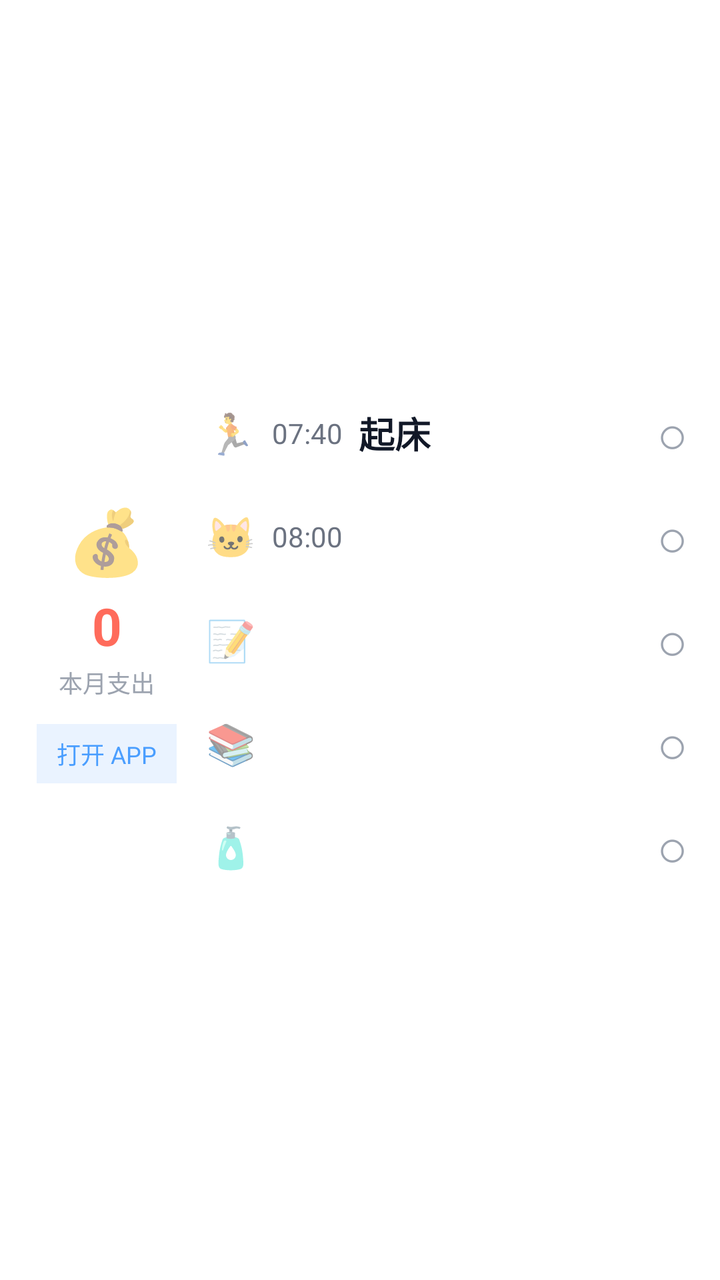
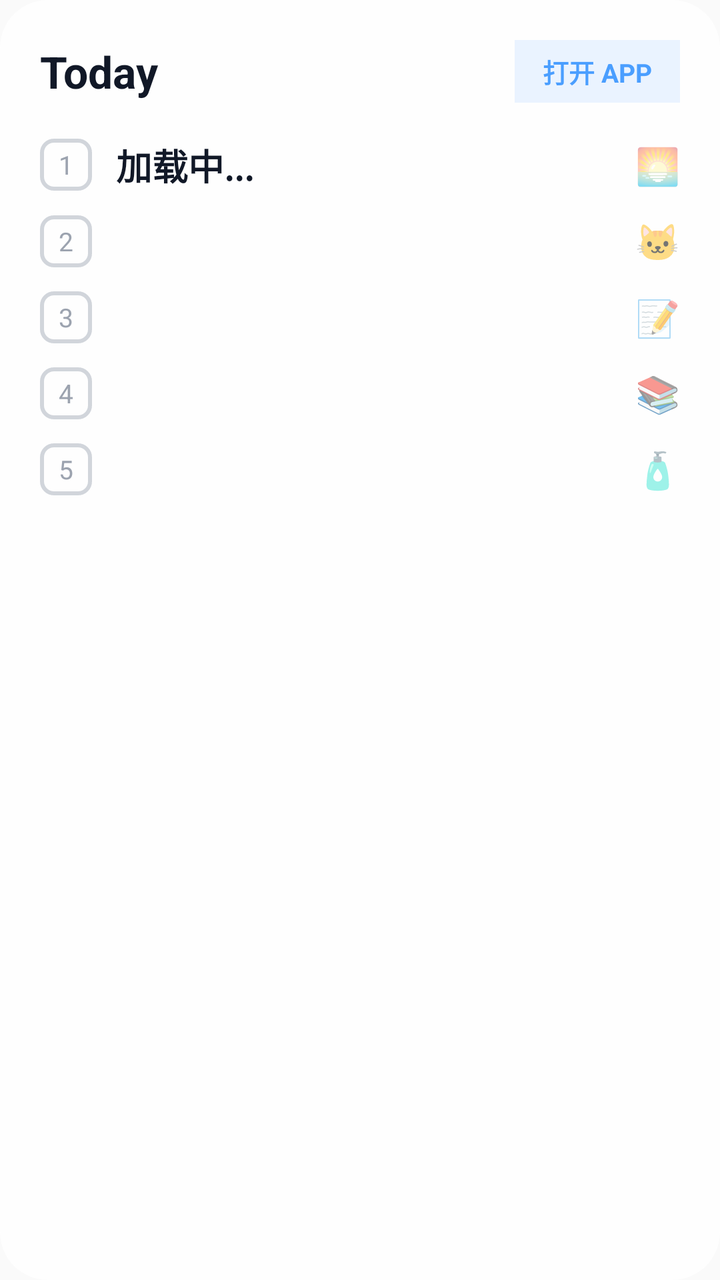

Compare the two renders of this Android layout. The source of the first and the diff that turns it into the second are given below.
<!-- AndroidManifest.xml: application theme Theme.AppCompat.Light.NoActionBar -->
<!-- res/layout/widget_health_card.xml -->
<?xml version="1.0" encoding="utf-8"?>
<LinearLayout xmlns:android="http://schemas.android.com/apk/res/android"
    android:layout_width="match_parent"
    android:layout_height="match_parent"
    android:background="#FFFFFF"
    android:padding="16dp"
    android:orientation="horizontal">

    
    <LinearLayout
        android:layout_width="75dp"
        android:layout_height="match_parent"
        android:orientation="vertical"
        android:gravity="center">
        
        <TextView
            android:layout_width="wrap_content"
            android:layout_height="wrap_content"
            android:text="💰"
            android:textSize="32dp" />
            
        <TextView
            android:id="@+id/widget_expense"
            android:layout_width="wrap_content"
            android:layout_height="wrap_content"
            android:layout_marginTop="4dp"
            android:text="0"
            android:textColor="#FF6B5B"
            android:textSize="26dp"
            android:textStyle="bold" />

        <TextView
            android:layout_width="wrap_content"
            android:layout_height="wrap_content"
            android:layout_marginTop="2dp"
            android:text="本月支出"
            android:textColor="#9CA3AF"
            android:textSize="12dp" />

        <TextView
            android:id="@+id/widget_btn_open_app"
            android:layout_width="wrap_content"
            android:layout_height="wrap_content"
            android:layout_marginTop="12dp"
            android:text="打开 APP"
            android:background="#EAF3FF"
            android:paddingLeft="10dp"
            android:paddingRight="10dp"
            android:paddingTop="6dp"
            android:paddingBottom="6dp"
            android:textColor="#4A9EFF"
            android:textSize="12dp" />
    </LinearLayout>

    
    <LinearLayout
        android:layout_width="0dp"
        android:layout_weight="1"
        android:layout_height="match_parent"
        android:layout_marginLeft="12dp"
        android:orientation="vertical"
        android:gravity="center_vertical">

        
        <LinearLayout android:id="@+id/widget_item_1_layout" android:layout_width="match_parent" android:layout_height="wrap_content" android:orientation="horizontal" android:gravity="center_vertical" android:paddingTop="8dp" android:paddingBottom="8dp">
            <TextView android:id="@+id/widget_item_1_icon" android:layout_width="wrap_content" android:layout_height="wrap_content" android:text="🏃" android:textSize="20dp" android:layout_marginRight="8dp" />
            <TextView android:id="@+id/widget_item_1_time" android:layout_width="wrap_content" android:layout_height="wrap_content" android:text="07:40" android:textColor="#6B7280" android:textSize="14dp" android:layout_marginRight="8dp" />
            <TextView android:id="@+id/widget_item_1_text" android:layout_width="0dp" android:layout_weight="1" android:layout_height="wrap_content" android:text="起床" android:textColor="#111827" android:textSize="18dp" android:textStyle="bold" android:maxLines="1" android:ellipsize="end" />
            
            <TextView android:id="@+id/widget_item_1_check" android:layout_width="wrap_content" android:layout_height="wrap_content" android:text="○" android:textColor="#9CA3AF" android:textSize="26dp" />
        </LinearLayout>

        
        <LinearLayout android:id="@+id/widget_item_2_layout" android:layout_width="match_parent" android:layout_height="wrap_content" android:orientation="horizontal" android:gravity="center_vertical" android:paddingTop="8dp" android:paddingBottom="8dp">
            <TextView android:id="@+id/widget_item_2_icon" android:layout_width="wrap_content" android:layout_height="wrap_content" android:text="🐱" android:textSize="20dp" android:layout_marginRight="8dp" />
            <TextView android:id="@+id/widget_item_2_time" android:layout_width="wrap_content" android:layout_height="wrap_content" android:text="08:00" android:textColor="#6B7280" android:textSize="14dp" android:layout_marginRight="8dp" />
            <TextView android:id="@+id/widget_item_2_text" android:layout_width="0dp" android:layout_weight="1" android:layout_height="wrap_content" android:text="" android:textColor="#111827" android:textSize="18dp" android:textStyle="bold" android:maxLines="1" android:ellipsize="end" />
            <TextView android:id="@+id/widget_item_2_check" android:layout_width="wrap_content" android:layout_height="wrap_content" android:text="○" android:textColor="#9CA3AF" android:textSize="26dp" />
        </LinearLayout>

        
        <LinearLayout android:id="@+id/widget_item_3_layout" android:layout_width="match_parent" android:layout_height="wrap_content" android:orientation="horizontal" android:gravity="center_vertical" android:paddingTop="8dp" android:paddingBottom="8dp">
            <TextView android:id="@+id/widget_item_3_icon" android:layout_width="wrap_content" android:layout_height="wrap_content" android:text="📝" android:textSize="20dp" android:layout_marginRight="8dp" />
            <TextView android:id="@+id/widget_item_3_time" android:layout_width="wrap_content" android:layout_height="wrap_content" android:text="" android:textColor="#6B7280" android:textSize="14dp" android:layout_marginRight="8dp" />
            <TextView android:id="@+id/widget_item_3_text" android:layout_width="0dp" android:layout_weight="1" android:layout_height="wrap_content" android:text="" android:textColor="#111827" android:textSize="18dp" android:textStyle="bold" android:maxLines="1" android:ellipsize="end" />
            <TextView android:id="@+id/widget_item_3_check" android:layout_width="wrap_content" android:layout_height="wrap_content" android:text="○" android:textColor="#9CA3AF" android:textSize="26dp" />
        </LinearLayout>

        
        <LinearLayout android:id="@+id/widget_item_4_layout" android:layout_width="match_parent" android:layout_height="wrap_content" android:orientation="horizontal" android:gravity="center_vertical" android:paddingTop="8dp" android:paddingBottom="8dp">
            <TextView android:id="@+id/widget_item_4_icon" android:layout_width="wrap_content" android:layout_height="wrap_content" android:text="📚" android:textSize="20dp" android:layout_marginRight="8dp" />
            <TextView android:id="@+id/widget_item_4_time" android:layout_width="wrap_content" android:layout_height="wrap_content" android:text="" android:textColor="#6B7280" android:textSize="14dp" android:layout_marginRight="8dp" />
            <TextView android:id="@+id/widget_item_4_text" android:layout_width="0dp" android:layout_weight="1" android:layout_height="wrap_content" android:text="" android:textColor="#111827" android:textSize="18dp" android:textStyle="bold" android:maxLines="1" android:ellipsize="end" />
            <TextView android:id="@+id/widget_item_4_check" android:layout_width="wrap_content" android:layout_height="wrap_content" android:text="○" android:textColor="#9CA3AF" android:textSize="26dp" />
        </LinearLayout>

        
        <LinearLayout android:id="@+id/widget_item_5_layout" android:layout_width="match_parent" android:layout_height="wrap_content" android:orientation="horizontal" android:gravity="center_vertical" android:paddingTop="8dp" android:paddingBottom="8dp">
            <TextView android:id="@+id/widget_item_5_icon" android:layout_width="wrap_content" android:layout_height="wrap_content" android:text="🧴" android:textSize="20dp" android:layout_marginRight="8dp" />
            <TextView android:id="@+id/widget_item_5_time" android:layout_width="wrap_content" android:layout_height="wrap_content" android:text="" android:textColor="#6B7280" android:textSize="14dp" android:layout_marginRight="8dp" />
            <TextView android:id="@+id/widget_item_5_text" android:layout_width="0dp" android:layout_weight="1" android:layout_height="wrap_content" android:text="" android:textColor="#111827" android:textSize="18dp" android:textStyle="bold" android:maxLines="1" android:ellipsize="end" />
            <TextView android:id="@+id/widget_item_5_check" android:layout_width="wrap_content" android:layout_height="wrap_content" android:text="○" android:textColor="#9CA3AF" android:textSize="26dp" />
        </LinearLayout>
    </LinearLayout>
</LinearLayout>
<!-- resources referenced by this layout -->
<resources>

</resources>

<!-- the commit's change to res/layout/widget_health_card.xml (unified diff, before → after) -->
@@ -2,104 +2,75 @@
 <LinearLayout xmlns:android="http://schemas.android.com/apk/res/android"
     android:layout_width="match_parent"
     android:layout_height="match_parent"
-    android:background="#FFFFFF"
-    android:padding="16dp"
-    android:orientation="horizontal">
+    android:background="@drawable/widget_bg_transparent"
+    android:padding="20dp"
+    android:orientation="vertical">
 
     
     <LinearLayout
-        android:layout_width="75dp"
-        android:layout_height="match_parent"
-        android:orientation="vertical"
-        android:gravity="center">
+        android:layout_width="match_parent"
+        android:layout_height="wrap_content"
+        android:orientation="horizontal"
+        android:gravity="center_vertical"
+        android:layout_marginBottom="12dp">
         
         <TextView
-            android:layout_width="wrap_content"
+            android:layout_width="0dp"
+            android:layout_weight="1"
             android:layout_height="wrap_content"
-            android:text="💰"
-            android:textSize="32dp" />
-            
-        <TextView
-            android:id="@+id/widget_expense"
-            android:layout_width="wrap_content"
-            android:layout_height="wrap_content"
-            android:layout_marginTop="4dp"
-            android:text="0"
-            android:textColor="#FF6B5B"
-            android:textSize="26dp"
+            android:text="Today"
+            android:textColor="#111827"
+            android:textSize="22dp"
             android:textStyle="bold" />
 
-        <TextView
-            android:layout_width="wrap_content"
-            android:layout_height="wrap_content"
-            android:layout_marginTop="2dp"
-            android:text="本月支出"
-            android:textColor="#9CA3AF"
-            android:textSize="12dp" />
-
+        
         <TextView
             android:id="@+id/widget_btn_open_app"
             android:layout_width="wrap_content"
             android:layout_height="wrap_content"
-            android:layout_marginTop="12dp"
             android:text="打开 APP"
             android:background="#EAF3FF"
-            android:paddingLeft="10dp"
-            android:paddingRight="10dp"
+            android:paddingLeft="14dp"
+            android:paddingRight="14dp"
             android:paddingTop="6dp"
             android:paddingBottom="6dp"
             android:textColor="#4A9EFF"
-            android:textSize="12dp" />
+            android:textSize="13dp"
+            android:textStyle="bold" />
     </LinearLayout>
 
     
-    <LinearLayout
-        android:layout_width="0dp"
-        android:layout_weight="1"
-        android:layout_height="match_parent"
-        android:layout_marginLeft="12dp"
-        android:orientation="vertical"
-        android:gravity="center_vertical">
+    <LinearLayout android:id="@+id/widget_item_1_layout" android:layout_width="match_parent" android:layout_height="wrap_content" android:orientation="horizontal" android:gravity="center_vertical" android:paddingTop="6dp" android:paddingBottom="6dp">
+        <TextView android:id="@+id/widget_item_1_check" android:layout_width="26dp" android:layout_height="26dp" android:background="@drawable/widget_square_bg" android:text="1" android:textColor="#9CA3AF" android:textSize="13dp" android:gravity="center" android:layout_marginRight="12dp" />
+        <TextView android:id="@+id/widget_item_1_text" android:layout_width="0dp" android:layout_weight="1" android:layout_height="wrap_content" android:text="加载中..." android:textColor="#111827" android:textSize="18dp" android:textStyle="bold" android:maxLines="1" android:ellipsize="end" />
+        <TextView android:id="@+id/widget_item_1_icon" android:layout_width="wrap_content" android:layout_height="wrap_content" android:text="🌅" android:textSize="18dp" android:layout_marginLeft="8dp" />
+    </LinearLayout>
 
-        
-        <LinearLayout android:id="@+id/widget_item_1_layout" android:layout_width="match_parent" android:layout_height="wrap_content" android:orientation="horizontal" android:gravity="center_vertical" android:paddingTop="8dp" android:paddingBottom="8dp">
-            <TextView android:id="@+id/widget_item_1_icon" android:layout_width="wrap_content" android:layout_height="wrap_content" android:text="🏃" android:textSize="20dp" android:layout_marginRight="8dp" />
-            <TextView android:id="@+id/widget_item_1_time" android:layout_width="wrap_content" android:layout_height="wrap_content" android:text="07:40" android:textColor="#6B7280" android:textSize="14dp" android:layout_marginRight="8dp" />
-            <TextView android:id="@+id/widget_item_1_text" android:layout_width="0dp" android:layout_weight="1" android:layout_height="wrap_content" android:text="起床" android:textColor="#111827" android:textSize="18dp" android:textStyle="bold" android:maxLines="1" android:ellipsize="end" />
-            
-            <TextView android:id="@+id/widget_item_1_check" android:layout_width="wrap_content" android:layout_height="wrap_content" android:text="○" android:textColor="#9CA3AF" android:textSize="26dp" />
-        </LinearLayout>
+    
+    <LinearLayout android:id="@+id/widget_item_2_layout" android:layout_width="match_parent" android:layout_height="wrap_content" android:orientation="horizontal" android:gravity="center_vertical" android:paddingTop="6dp" android:paddingBottom="6dp">
+        <TextView android:id="@+id/widget_item_2_check" android:layout_width="26dp" android:layout_height="26dp" android:background="@drawable/widget_square_bg" android:text="2" android:textColor="#9CA3AF" android:textSize="13dp" android:gravity="center" android:layout_marginRight="12dp" />
+        <TextView android:id="@+id/widget_item_2_text" android:layout_width="0dp" android:layout_weight="1" android:layout_height="wrap_content" android:text="" android:textColor="#111827" android:textSize="18dp" android:textStyle="bold" android:maxLines="1" android:ellipsize="end" />
+        <TextView android:id="@+id/widget_item_2_icon" android:layout_width="wrap_content" android:layout_height="wrap_content" android:text="🐱" android:textSize="18dp" android:layout_marginLeft="8dp" />
+    </LinearLayout>
 
-        
-        <LinearLayout android:id="@+id/widget_item_2_layout" android:layout_width="match_parent" android:layout_height="wrap_content" android:orientation="horizontal" android:gravity="center_vertical" android:paddingTop="8dp" android:paddingBottom="8dp">
-            <TextView android:id="@+id/widget_item_2_icon" android:layout_width="wrap_content" android:layout_height="wrap_content" android:text="🐱" android:textSize="20dp" android:layout_marginRight="8dp" />
-            <TextView android:id="@+id/widget_item_2_time" android:layout_width="wrap_content" android:layout_height="wrap_content" android:text="08:00" android:textColor="#6B7280" android:textSize="14dp" android:layout_marginRight="8dp" />
-            <TextView android:id="@+id/widget_item_2_text" android:layout_width="0dp" android:layout_weight="1" android:layout_height="wrap_content" android:text="" android:textColor="#111827" android:textSize="18dp" android:textStyle="bold" android:maxLines="1" android:ellipsize="end" />
-            <TextView android:id="@+id/widget_item_2_check" android:layout_width="wrap_content" android:layout_height="wrap_content" android:text="○" android:textColor="#9CA3AF" android:textSize="26dp" />
-        </LinearLayout>
+    
+    <LinearLayout android:id="@+id/widget_item_3_layout" android:layout_width="match_parent" android:layout_height="wrap_content" android:orientation="horizontal" android:gravity="center_vertical" android:paddingTop="6dp" android:paddingBottom="6dp">
+        <TextView android:id="@+id/widget_item_3_check" android:layout_width="26dp" android:layout_height="26dp" android:background="@drawable/widget_square_bg" android:text="3" android:textColor="#9CA3AF" android:textSize="13dp" android:gravity="center" android:layout_marginRight="12dp" />
+        <TextView android:id="@+id/widget_item_3_text" android:layout_width="0dp" android:layout_weight="1" android:layout_height="wrap_content" android:text="" android:textColor="#111827" android:textSize="18dp" android:textStyle="bold" android:maxLines="1" android:ellipsize="end" />
+        <TextView android:id="@+id/widget_item_3_icon" android:layout_width="wrap_content" android:layout_height="wrap_content" android:text="📝" android:textSize="18dp" android:layout_marginLeft="8dp" />
+    </LinearLayout>
 
-        
-        <LinearLayout android:id="@+id/widget_item_3_layout" android:layout_width="match_parent" android:layout_height="wrap_content" android:orientation="horizontal" android:gravity="center_vertical" android:paddingTop="8dp" android:paddingBottom="8dp">
-            <TextView android:id="@+id/widget_item_3_icon" android:layout_width="wrap_content" android:layout_height="wrap_content" android:text="📝" android:textSize="20dp" android:layout_marginRight="8dp" />
-            <TextView android:id="@+id/widget_item_3_time" android:layout_width="wrap_content" android:layout_height="wrap_content" android:text="" android:textColor="#6B7280" android:textSize="14dp" android:layout_marginRight="8dp" />
-            <TextView android:id="@+id/widget_item_3_text" android:layout_width="0dp" android:layout_weight="1" android:layout_height="wrap_content" android:text="" android:textColor="#111827" android:textSize="18dp" android:textStyle="bold" android:maxLines="1" android:ellipsize="end" />
-            <TextView android:id="@+id/widget_item_3_check" android:layout_width="wrap_content" android:layout_height="wrap_content" android:text="○" android:textColor="#9CA3AF" android:textSize="26dp" />
-        </LinearLayout>
+    
+    <LinearLayout android:id="@+id/widget_item_4_layout" android:layout_width="match_parent" android:layout_height="wrap_content" android:orientation="horizontal" android:gravity="center_vertical" android:paddingTop="6dp" android:paddingBottom="6dp">
+        <TextView android:id="@+id/widget_item_4_check" android:layout_width="26dp" android:layout_height="26dp" android:background="@drawable/widget_square_bg" android:text="4" android:textColor="#9CA3AF" android:textSize="13dp" android:gravity="center" android:layout_marginRight="12dp" />
+        <TextView android:id="@+id/widget_item_4_text" android:layout_width="0dp" android:layout_weight="1" android:layout_height="wrap_content" android:text="" android:textColor="#111827" android:textSize="18dp" android:textStyle="bold" android:maxLines="1" android:ellipsize="end" />
+        <TextView android:id="@+id/widget_item_4_icon" android:layout_width="wrap_content" android:layout_height="wrap_content" android:text="📚" android:textSize="18dp" android:layout_marginLeft="8dp" />
+    </LinearLayout>
 
-        
-        <LinearLayout android:id="@+id/widget_item_4_layout" android:layout_width="match_parent" android:layout_height="wrap_content" android:orientation="horizontal" android:gravity="center_vertical" android:paddingTop="8dp" android:paddingBottom="8dp">
-            <TextView android:id="@+id/widget_item_4_icon" android:layout_width="wrap_content" android:layout_height="wrap_content" android:text="📚" android:textSize="20dp" android:layout_marginRight="8dp" />
-            <TextView android:id="@+id/widget_item_4_time" android:layout_width="wrap_content" android:layout_height="wrap_content" android:text="" android:textColor="#6B7280" android:textSize="14dp" android:layout_marginRight="8dp" />
-            <TextView android:id="@+id/widget_item_4_text" android:layout_width="0dp" android:layout_weight="1" android:layout_height="wrap_content" android:text="" android:textColor="#111827" android:textSize="18dp" android:textStyle="bold" android:maxLines="1" android:ellipsize="end" />
-            <TextView android:id="@+id/widget_item_4_check" android:layout_width="wrap_content" android:layout_height="wrap_content" android:text="○" android:textColor="#9CA3AF" android:textSize="26dp" />
-        </LinearLayout>
-
-        
-        <LinearLayout android:id="@+id/widget_item_5_layout" android:layout_width="match_parent" android:layout_height="wrap_content" android:orientation="horizontal" android:gravity="center_vertical" android:paddingTop="8dp" android:paddingBottom="8dp">
-            <TextView android:id="@+id/widget_item_5_icon" android:layout_width="wrap_content" android:layout_height="wrap_content" android:text="🧴" android:textSize="20dp" android:layout_marginRight="8dp" />
-            <TextView android:id="@+id/widget_item_5_time" android:layout_width="wrap_content" android:layout_height="wrap_content" android:text="" android:textColor="#6B7280" android:textSize="14dp" android:layout_marginRight="8dp" />
-            <TextView android:id="@+id/widget_item_5_text" android:layout_width="0dp" android:layout_weight="1" android:layout_height="wrap_content" android:text="" android:textColor="#111827" android:textSize="18dp" android:textStyle="bold" android:maxLines="1" android:ellipsize="end" />
-            <TextView android:id="@+id/widget_item_5_check" android:layout_width="wrap_content" android:layout_height="wrap_content" android:text="○" android:textColor="#9CA3AF" android:textSize="26dp" />
-        </LinearLayout>
+    
+    <LinearLayout android:id="@+id/widget_item_5_layout" android:layout_width="match_parent" android:layout_height="wrap_content" android:orientation="horizontal" android:gravity="center_vertical" android:paddingTop="6dp" android:paddingBottom="6dp">
+        <TextView android:id="@+id/widget_item_5_check" android:layout_width="26dp" android:layout_height="26dp" android:background="@drawable/widget_square_bg" android:text="5" android:textColor="#9CA3AF" android:textSize="13dp" android:gravity="center" android:layout_marginRight="12dp" />
+        <TextView android:id="@+id/widget_item_5_text" android:layout_width="0dp" android:layout_weight="1" android:layout_height="wrap_content" android:text="" android:textColor="#111827" android:textSize="18dp" android:textStyle="bold" android:maxLines="1" android:ellipsize="end" />
+        <TextView android:id="@+id/widget_item_5_icon" android:layout_width="wrap_content" android:layout_height="wrap_content" android:text="🧴" android:textSize="18dp" android:layout_marginLeft="8dp" />
     </LinearLayout>
 </LinearLayout>
<!-- resource entries referenced after the edit -->
@@ -1,5 +1,18 @@
 <!-- resources referenced by this layout -->
 <resources>
-
+  <!-- drawable widget_bg_transparent (drawable) -->
+  <?xml version="1.0" encoding="utf-8"?>
+  <shape xmlns:android="http://schemas.android.com/apk/res/android">
+      
+      <solid android:color="#E6FFFFFF" />
+      <corners android:radius="24dp" />
+  </shape>
+  <!-- drawable widget_square_bg (drawable) -->
+  <?xml version="1.0" encoding="utf-8"?>
+  <shape xmlns:android="http://schemas.android.com/apk/res/android">
+      <stroke android:width="2dp" android:color="#D1D5DB" />
+      <solid android:color="#00000000" />
+      <corners android:radius="6dp" />
+  </shape>
 </resources>
 
